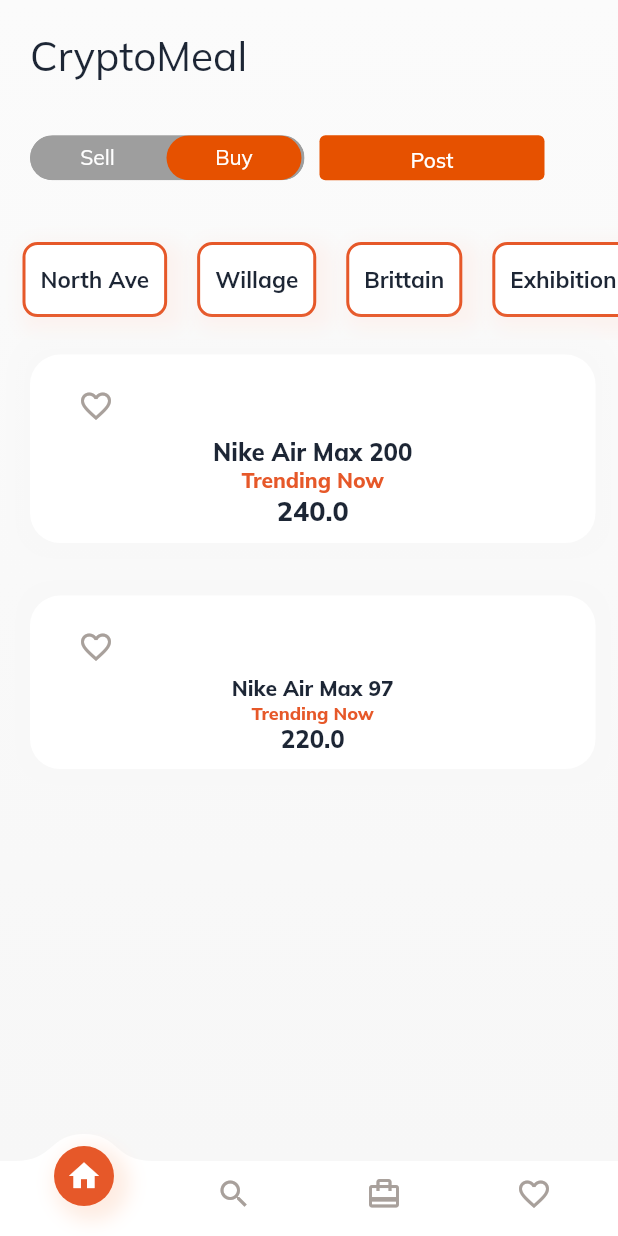
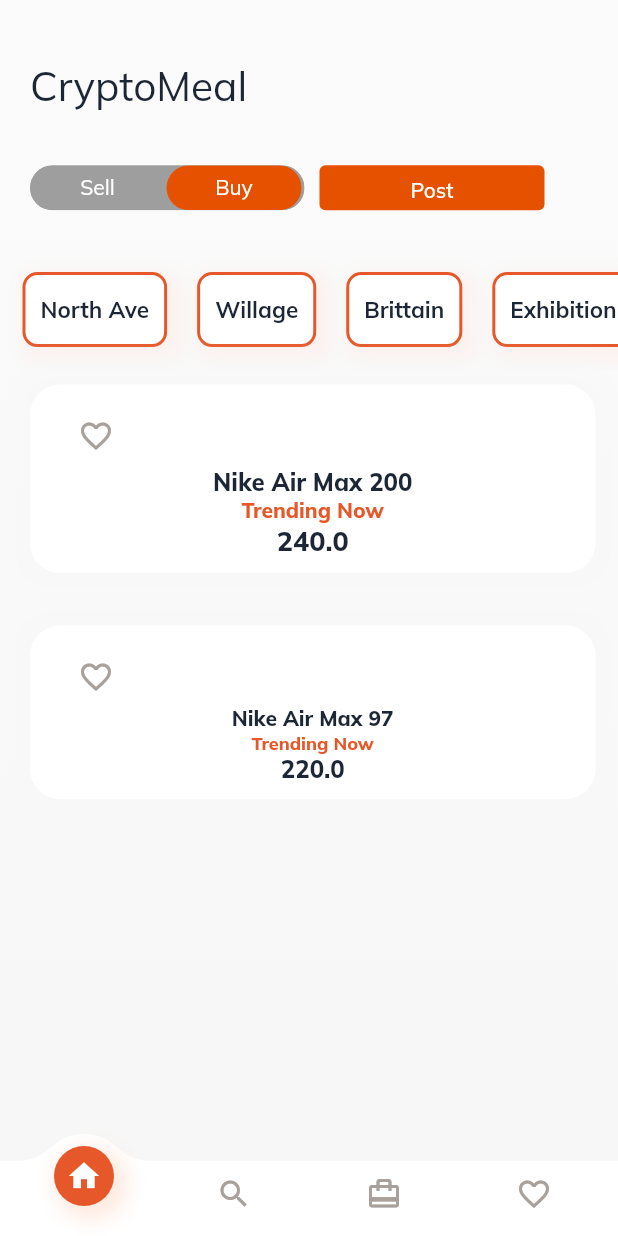
Before and after one commit to thecharlesjenkins/CryptoMeal, a Flutter app: the screen it shows after launch, on a phone screen of 412 x 824 dp. Run offline on Flutter 3.47's test engine with Material 2 defaults, Android fonts, the phone set to English and light mode, and no system bars; drawn by our look-alikes of toggle_switch; our stand-ins replace google_fonts.

Commit message:
change top sizebox

```diff
--- a/lib/src/pages/mainPage.dart
+++ b/lib/src/pages/mainPage.dart
@@ -142,7 +142,7 @@
                   crossAxisAlignment: CrossAxisAlignment.start,
                   children: <Widget>[
                     //_appBar(),
-                    SizedBox(height: 10),
+                    SizedBox(height: 30),
                     _title(),
                     Expanded(
                       child: AnimatedSwitcher(
```
